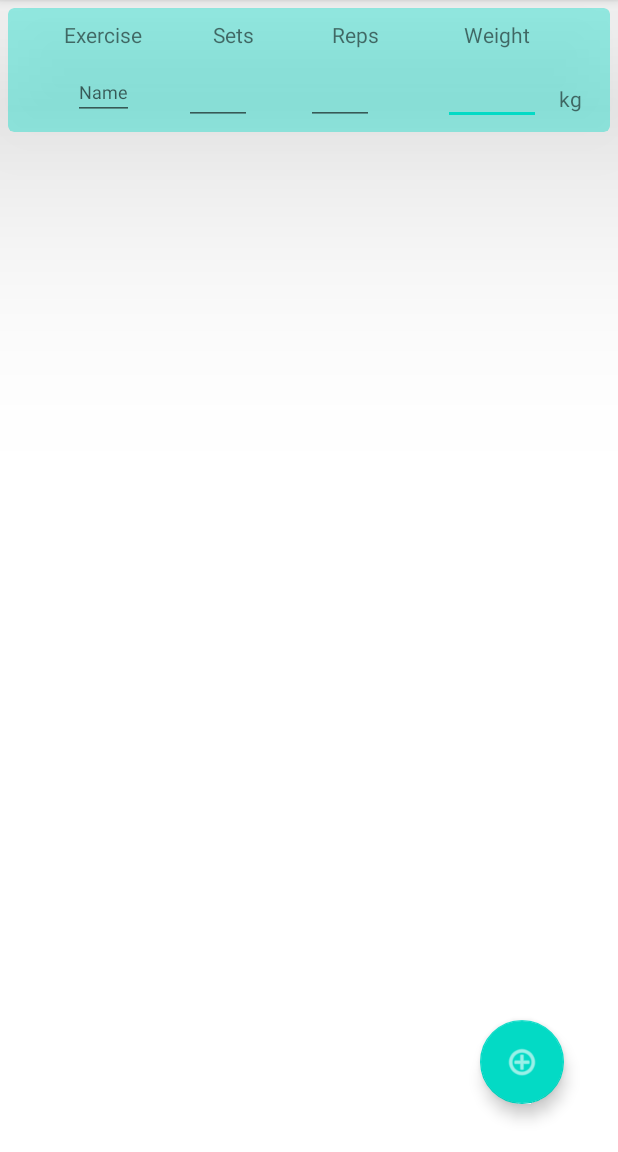
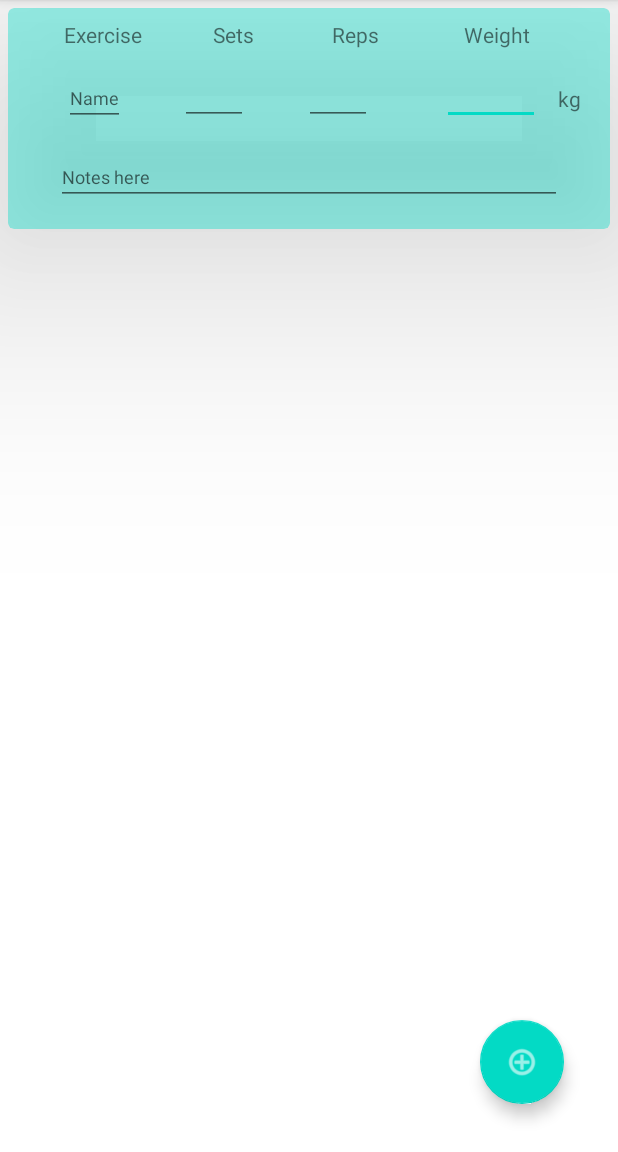
Before and after one commit to mandi234/TrainingTrackr, an Android app: the ExercisesActivity screen opened directly, with no data from a screen before it, after a tap on an icon or button, on a phone screen of 412 x 824 dp, the part 84-1236 px from its top. Run offline under Robolectric (Android 15) with nearby library versions, the phone set to English and light mode, and no system bars; our stand-ins replace Room's generated code.

Commit message:
Add notes to UI

```diff
--- a/app/src/main/java/com/example/trainingtrackr/adapters/ExercisesAdapter.java
+++ b/app/src/main/java/com/example/trainingtrackr/adapters/ExercisesAdapter.java
@@ -51,6 +51,7 @@ public class ExercisesAdapter extends RecyclerView.Adapter<ExercisesAdapter.Exce
         holder.repsEditText.setText(InputParser.toExerciseFieldsText(exercise.getReps()));
         holder.setsEditText.setText(InputParser.toExerciseFieldsText(exercise.getSets()));
         holder.weightEditText.setText(InputParser.toExerciseFieldsText(exercise.getWeight()));
+        holder.notesEditText.setText(exercise.getNote());
 
         String[] exercisesNames = holder.itemView.getResources().getStringArray(R.array.exercises);
         ArrayAdapter<String> exercisesNamesAdapter = new ArrayAdapter<String>(holder.itemView.getContext(), R.layout.support_simple_spinner_dropdown_item, exercisesNames);
@@ -76,7 +77,7 @@ public class ExercisesAdapter extends RecyclerView.Adapter<ExercisesAdapter.Exce
         private EditText repsEditText;
         private EditText setsEditText;
         private EditText weightEditText;
-
+        private EditText notesEditText;
 
         private AutoCompleteTextView exerciseNameAutoCompTextView;
         private Exercise exercise;
@@ -87,6 +88,7 @@ public class ExercisesAdapter extends RecyclerView.Adapter<ExercisesAdapter.Exce
             repsEditText = itemView.findViewById(R.id.reps_etn);
             setsEditText = itemView.findViewById(R.id.sets_etn);
             weightEditText = itemView.findViewById(R.id.weight_etn);
+            notesEditText = itemView.findViewById(R.id.notes_etn);
             exerciseNameAutoCompTextView = itemView.findViewById(R.id.exerciseName_actv);
 
             this.onExerciseListener = onExerciseListener;
@@ -129,6 +131,14 @@ public class ExercisesAdapter extends RecyclerView.Adapter<ExercisesAdapter.Exce
             this.weightEditText = weightEditText;
         }
 
+        public EditText getNotesEditText() {
+            return notesEditText;
+        }
+
+        public void setNotesEditText(EditText notesEditText) {
+            this.notesEditText = notesEditText;
+        }
+
         public AutoCompleteTextView getExerciseNameAutoCompTextView() {
             return exerciseNameAutoCompTextView;
         }
--- a/app/src/main/java/com/example/trainingtrackr/ui/exercies/ExercisesActivity.java
+++ b/app/src/main/java/com/example/trainingtrackr/ui/exercies/ExercisesActivity.java
@@ -99,6 +99,7 @@ public class ExercisesActivity extends AppCompatActivity implements ExercisesAda
             exercisesList.get(i).setSets(InputParser.parseInt(holder.getSetsEditText().getText().toString()));
             exercisesList.get(i).setWeight(InputParser.parseDouble(holder.getWeightEditText().getText().toString()));
             exercisesList.get(i).setName(holder.getExerciseNameAutoCompTextView().getText().toString());
+            exercisesList.get(i).setNote(holder.getNotesEditText().getText().toString());
         }
         appViewModel.updateExercises(exercisesList);
     }
--- a/app/src/main/res/drawable/exercise_item_divider.xml
+++ b/app/src/main/res/drawable/exercise_item_divider.xml
@@ -1,5 +1,5 @@
 <shape xmlns:android="http://schemas.android.com/apk/res/android"
     android:shape="rectangle">
-    <solid android:color="@color/white"/>
+    <solid android:color="@color/divider_color"/>
     <size android:height="4.5dp"/>
 </shape>
--- a/app/src/main/res/layout/exercise_card_layout.xml
+++ b/app/src/main/res/layout/exercise_card_layout.xml
@@ -120,16 +120,37 @@
             android:id="@+id/exerciseName_actv"
             android:layout_width="wrap_content"
             android:layout_height="wrap_content"
-            android:layout_marginTop="10dp"
+            android:layout_marginTop="8dp"
             android:layout_marginBottom="8dp"
             android:hint="Name"
             android:textSize="12sp"
             app:layout_constraintBottom_toBottomOf="parent"
             app:layout_constraintEnd_toEndOf="@+id/tv1"
-            app:layout_constraintHorizontal_bias="0.551"
+            app:layout_constraintHorizontal_bias="0.0"
             app:layout_constraintStart_toStartOf="@+id/tv1"
             app:layout_constraintTop_toBottomOf="@+id/tv1"
-            app:layout_constraintVertical_bias="1.0"></AutoCompleteTextView>
+            app:layout_constraintVertical_bias="0.089"></AutoCompleteTextView>
+
+        <EditText
+            android:id="@+id/notes_etn"
+            android:layout_width="match_parent"
+            android:layout_height="wrap_content"
+            android:layout_marginStart="32dp"
+            android:layout_marginLeft="32dp"
+            android:layout_marginTop="16dp"
+            android:layout_marginEnd="32dp"
+            android:layout_marginRight="32dp"
+            android:layout_marginBottom="16dp"
+            android:ems="10"
+            android:gravity="start|top"
+            android:hint="Notes here"
+            android:inputType="textMultiLine"
+            android:textSize="12sp"
+            app:layout_constraintBottom_toBottomOf="parent"
+            app:layout_constraintEnd_toEndOf="parent"
+            app:layout_constraintHorizontal_bias="0.501"
+            app:layout_constraintStart_toStartOf="parent"
+            app:layout_constraintTop_toBottomOf="@+id/reps_etn" />
 
 
     </androidx.constraintlayout.widget.ConstraintLayout>
--- /dev/null
+++ b/app/src/main/res/values-night/colors.xml
@@ -0,0 +1,4 @@
+<?xml version="1.0" encoding="utf-8"?>
+<resources>
+    <color name="divider_color">#FF000000</color>
+</resources>
--- a/app/src/main/res/values/colors.xml
+++ b/app/src/main/res/values/colors.xml
@@ -7,4 +7,5 @@
     <color name="teal_700">#FF018786</color>
     <color name="black">#FF000000</color>
     <color name="white">#FFFFFFFF</color>
+    <color name="divider_color">#FFFFFF</color>
 </resources>
```
